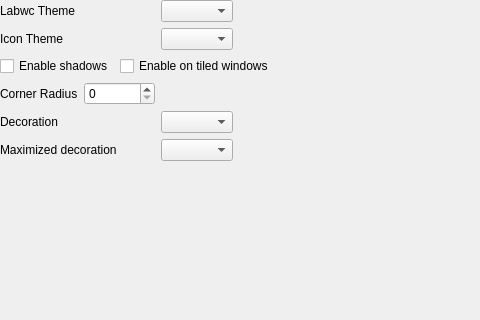
The window that src/appearance.ui (labwc/labwc-tweaks) describes before a commit, drawn with Qt 5; both pictures show x 0 to 480 and y 0 to 320 of the 581 by 596 pixel window.
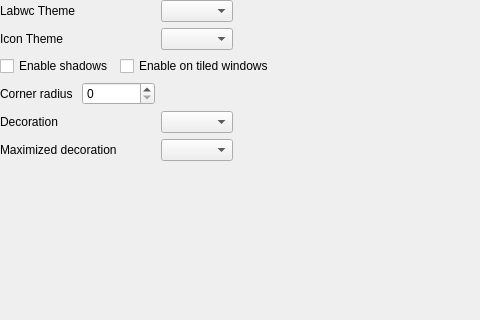
The same window after the commit.

The edit to the form file:
```diff
--- a/src/appearance.ui
+++ b/src/appearance.ui
@@ -103,7 +103,7 @@
     <item row="3" column="0">
      <widget class="QLabel" name="label_2">
       <property name="text">
-       <string>Corner Radius</string>
+       <string>Corner radius</string>
       </property>
      </widget>
     </item>
```
